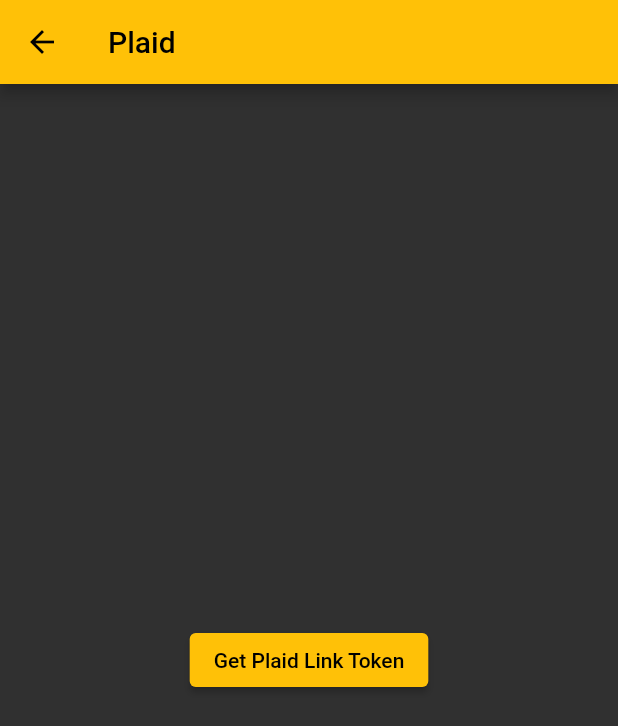
After one commit to Curly-creator/enviso, a Flutter app: the PlaidScreen screen opened directly, after a tap on "Get Plaid Link Token", on a phone screen of 412 x 824 dp. The commit adds this screen. Shown: the top 726 px of the screen. Run offline on Flutter 3.47's test engine with Material 2 defaults, Android fonts, the phone set to English and light mode, and no system bars; our stand-ins replace cloud_firestore, email_validator, firebase_auth, firebase_core; missing offline and left inert: plaid_flutter, plaid_link; accounts and stored records are empty; network calls fail.

Commit message:
plaid api connection generateLinkToken() funktioniert, aber das Plaid Link funktioniert nicht...

```diff
--- /dev/null
+++ b/enviso/lib/screens/plaid.dart
@@ -0,0 +1,24 @@
+import 'package:enviso/services/database.dart';
+import 'package:enviso/services/transportdata.dart';
+import 'package:flutter/material.dart';
+import 'package:enviso/services/transportapi.dart';
+import 'package:enviso/services/plaidapi.dart';
+
+class PlaidScreen extends StatelessWidget {
+  @override
+  Widget build(BuildContext context) {
+    return Scaffold(
+        appBar: AppBar(
+          title: Text('Plaid'),
+        ),
+        body: Center(
+            // create elevated button that calls generateLinkToken(). If token is successfully generated, then call exchangeLinkToken() with the generated token
+            child: ElevatedButton(
+                child: Text('Get Plaid Link Token'),
+                onPressed: () async {
+                  String token = await generateLinkToken();
+                  print(token);
+                  startLink(token);
+                })));
+  }
+}
--- /dev/null
+++ b/enviso/lib/services/plaidapi.dart
@@ -0,0 +1,83 @@
+import 'package:http/http.dart' as http;
+import 'package:flutter/services.dart';
+import 'dart:async';
+import 'package:flutter/material.dart';
+import 'package:plaid_flutter/plaid_flutter.dart';
+import 'dart:convert';
+import 'package:plaid_link/plaid_link.dart';
+
+// Replace these values with your own API keys and options
+String baseUrl = 'https://sandbox.plaid.com';
+String clientId = '635fb7749f143e0013c8b0b0';
+String secret = '4677ec60b05fb453e0b629a6f0df50';
+String accessToken = 'your-access-token';
+
+// generate link token
+Future<String> generateLinkToken() async {
+  final Uri url = Uri.parse(baseUrl + '/link/token/create');
+  final Map<String, String> headers = {
+    'Content-Type': 'application/json',
+  };
+  final Map<String, dynamic> body = {
+    'client_id': clientId,
+    'secret': secret,
+    'user': {
+      'client_user_id': 'user-id',
+    },
+    'client_name': 'Enviso',
+    'products': ['auth'],
+    'country_codes': ['DE'],
+    'language': 'de',
+  };
+// manage http response from Plaid and display response on screen
+  final http.Response response =
+      await http.post(url, headers: headers, body: json.encode(body));
+  final Map<String, dynamic> responseData = json.decode(response.body);
+  if (response.statusCode == 200) {
+    return responseData['link_token'];
+  } else {
+    throw Exception(responseData['error_message']);
+  }
+}
+
+// exchange public token for access token
+Future<String> exchangeLinkToken(String publicToken) async {
+  final Uri url = Uri.parse(baseUrl + '/item/public_token/exchange');
+  final Map<String, String> headers = {
+    'Content-Type': 'application/json',
+  };
+  final Map<String, dynamic> body = {
+    'client_id': clientId,
+    'secret': secret,
+    'public_token': publicToken,
+  };
+  final http.Response response =
+      await http.post(url, headers: headers, body: json.encode(body));
+  final Map<String, dynamic> responseData = json.decode(response.body);
+  if (response.statusCode == 200) {
+    return responseData['access_token'];
+  } else {
+    throw Exception(responseData['error_message']);
+  }
+}
+
+Future<String> startLink(String linkToken) async {
+  // start Plaid Link using PlaidLink plugin
+  final PlaidLinkResult result = await PlaidLink(
+    token: linkToken,
+    onSuccess: (String publicToken, LinkSuccessMetadata metadata) {
+      print('onSuccess: $publicToken');
+      print('onSuccess: $metadata');
+    },
+    onEvent: (String event, LinkEventMetadata metadata) {
+      print('onEvent: $event');
+      print('onEvent: $metadata');
+    },
+    onExit: (LinkExitMetadata metadata) {
+      print('onExit: $metadata');
+    },
+    onEventName: (String eventName) {
+      print('onEventName: $eventName');
+    },
+  ).open();
+}
--- a/enviso/pubspec.yaml
+++ b/enviso/pubspec.yaml
@@ -29,6 +29,7 @@
 # the latest version available on pub.dev. To see which dependencies have newer
 # versions available, run `flutter pub outdated`.
 dependencies:
+  flutterfire: ^0.0.1
   flutter:
     sdk: flutter
 
@@ -43,6 +44,9 @@
   provider: ^6.0.4
   email_validator: ^2.1.17
   path_provider: ^2.0.11
+  http: ^0.13.5
+  plaid_flutter: ^3.0.0
+  plaid_link: ^0.0.4
 
 dev_dependencies:
   flutter_test:
```
Also changed, not shown: enviso/lib/screens/home/home_page.dart (+17 -1 lines), enviso/pubspec.lock, 1 other file.
